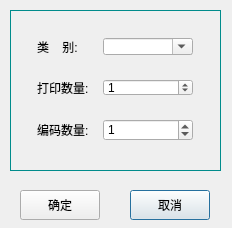
This is tabregister/newmoreslices.ui in YYC572652645/PatholoSystem as Qt 5 draws it before an edit. The edited form follows.
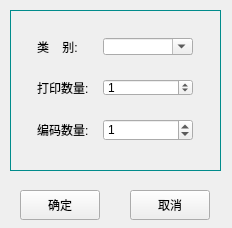
This is the edited form.

What changed in the file:
```diff
--- a/tabregister/newmoreslices.ui
+++ b/tabregister/newmoreslices.ui
@@ -1,7 +1,7 @@
 <?xml version="1.0" encoding="UTF-8"?>
 <ui version="4.0">
  <class>newmoreslices</class>
- <widget class="QDialog" name="newmoreslices">
+ <widget class="QMainWindow" name="newmoreslices">
   <property name="geometry">
    <rect>
     <x>0</x>
```
